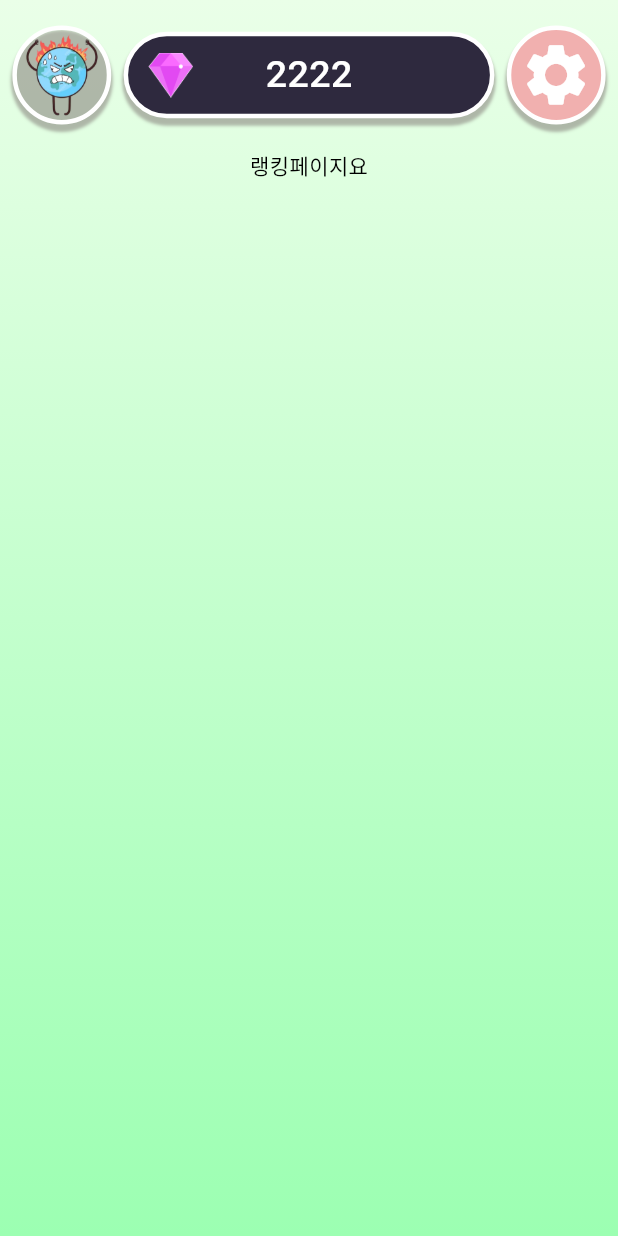
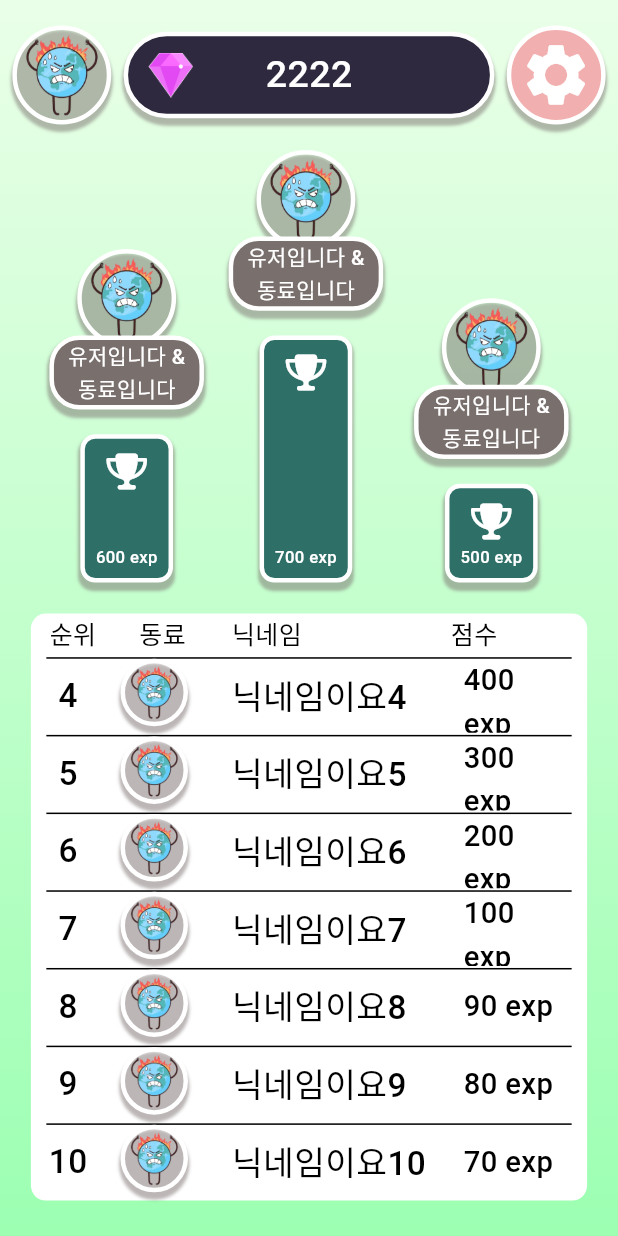
Before and after one commit to jgh05168/GingGing, a Flutter app: the RankingScreen screen opened by its route, on a phone screen of 412 x 824 dp. Run offline on Flutter 3.47's test engine with Material 3 defaults, Android fonts, the phone set to English and light mode, and no system bars; our stand-ins replace font_awesome_flutter, go_router; Roboto replaces fonts that are missing (YeonSung, yeonSung).

Commit message:
[FE] Feat: 랭킹 페이지 구현 완료

```diff
--- a/frontend/lib/core/theme/custom/custom_font_style.dart
+++ b/frontend/lib/core/theme/custom/custom_font_style.dart
@@ -67,6 +67,13 @@ class CustomFontStyle {
     fontWeight: CustomFontWeight.semiBold,
   );
 
+  static const yeonSung55_white = TextStyle(
+    fontFamily: "YeonSung",
+    fontSize: 50,
+    color: Colors.white,
+    fontWeight: CustomFontWeight.semiBold,
+  );
+
   static const yeonSung90_white = TextStyle(
     fontFamily: "YeonSung",
     fontSize: 90,
--- /dev/null
+++ b/frontend/lib/screens/ranking/component/ranking_bar.dart
@@ -0,0 +1,63 @@
+import 'package:flutter/material.dart';
+import 'package:font_awesome_flutter/font_awesome_flutter.dart';
+import 'package:frontend/core/theme/constant/app_colors.dart';
+import 'package:frontend/core/theme/custom/custom_font_style.dart';
+
+class RankingBar extends StatefulWidget {
+  final double heightSize;
+  final int exp;
+
+  const RankingBar({
+    super.key,
+    required this.heightSize,
+    required this.exp,
+  });
+
+  @override
+  State<RankingBar> createState() => _RankingBarState();
+}
+
+class _RankingBarState extends State<RankingBar> {
+  @override
+  Widget build(BuildContext context) {
+    return Container(
+      padding: EdgeInsets.only(
+        top: 10,
+        bottom: 5,
+        right: 5,
+        left: 5,
+      ),
+      width: MediaQuery.of(context).size.width * 0.15,
+      height: MediaQuery.of(context).size.height * widget.heightSize,
+      decoration: BoxDecoration(
+        color: AppColors.basicgreen,
+        borderRadius: BorderRadius.circular(10),
+        border: Border.all(width: 3, color: Colors.white),
+        boxShadow: [
+          BoxShadow(
+              color: AppColors.basicgray.withOpacity(0.5),
+              offset: Offset(0, 4),
+              blurRadius: 1,
+              spreadRadius: 1),
+        ],
+      ),
+      child: Column(
+        mainAxisAlignment: MainAxisAlignment.spaceBetween,
+        children: [
+          Container(
+            width: 40,
+            child: Icon(
+              FontAwesomeIcons.trophy,
+              color: Colors.white,
+            ),
+          ),
+          Text(
+            '${widget.exp} exp',
+            style: CustomFontStyle.getTextStyle(
+                context, CustomFontStyle.yeonSung50_white),
+          ),
+        ],
+      ),
+    );
+  }
+}
--- /dev/null
+++ b/frontend/lib/screens/ranking/component/ranking_list.dart
@@ -0,0 +1,87 @@
+import 'package:flutter/cupertino.dart';
+import 'package:flutter/material.dart';
+import 'package:flutter/widgets.dart';
+import 'package:frontend/core/theme/custom/custom_font_style.dart';
+import 'package:frontend/screens/component/topbar/profile_image.dart';
+
+class RankingList extends StatefulWidget {
+  final int rank;
+  final String nickName;
+  final int score;
+
+  const RankingList({
+    super.key,
+    required this.rank,
+    required this.nickName,
+    required this.score,
+  });
+
+  @override
+  State<RankingList> createState() => _RankingListState();
+}
+
+class _RankingListState extends State<RankingList> {
+  @override
+  Widget build(BuildContext context) {
+    return Container(
+      width: MediaQuery.of(context).size.width * 0.85,
+      height: MediaQuery.of(context).size.width * 0.125,
+      decoration: BoxDecoration(
+        color: Colors.transparent,
+        border: Border(
+          top: BorderSide(color: Colors.black),
+        ),
+      ),
+      child: Stack(
+        children: [
+          Container(
+            height: MediaQuery.of(context).size.height * 0.06,
+            width: MediaQuery.of(context).size.width * 0.07,
+            // color: Colors.red,
+            child: Center(
+              child: Text(
+                '${widget.rank}',
+                style: CustomFontStyle.getTextStyle(
+                    context, CustomFontStyle.yeonSung80),
+              ),
+            ),
+          ),
+          Positioned(
+            left: MediaQuery.of(context).size.width * 0.12,
+            child: Container(
+              height: 45,
+              width: 45,
+              child: ProfileImage(),
+            ),
+          ),
+          Positioned(
+            left: MediaQuery.of(context).size.width * 0.3,
+            child: Container(
+              alignment: Alignment.centerLeft,
+              height: MediaQuery.of(context).size.height * 0.06,
+              width: MediaQuery.of(context).size.width * 0.35,
+              child: Text(
+                '${widget.nickName}',
+                style: CustomFontStyle.getTextStyle(
+                    context, CustomFontStyle.yeonSung80),
+              ),
+            ),
+          ),
+          Positioned(
+            right: MediaQuery.of(context).size.width * 0.005,
+            child: Container(
+              alignment: Alignment.centerLeft,
+              height: MediaQuery.of(context).size.height * 0.06,
+              width: MediaQuery.of(context).size.width * 0.17,
+              child: Text(
+                '${widget.score} exp',
+                style: CustomFontStyle.getTextStyle(
+                    context, CustomFontStyle.yeonSung70),
+              ),
+            ),
+          ),
+        ],
+      ),
+    );
+  }
+}
--- /dev/null
+++ b/frontend/lib/screens/ranking/component/ranking_lists.dart
@@ -0,0 +1,69 @@
+import 'package:flutter/cupertino.dart';
+import 'package:flutter/material.dart';
+import 'package:flutter/widgets.dart';
+import 'package:frontend/core/theme/custom/custom_font_style.dart';
+import 'package:frontend/screens/ranking/component/ranking_list.dart';
+
+class RankingLists extends StatefulWidget {
+  const RankingLists({super.key});
+
+  @override
+  State<RankingLists> createState() => _RankingListState();
+}
+
+class _RankingListState extends State<RankingLists> {
+  @override
+  Widget build(BuildContext context) {
+    return Container(
+      width: MediaQuery.of(context).size.width * 0.9,
+      height: MediaQuery.of(context).size.width * 0.95,
+      decoration: BoxDecoration(color: Colors.white, borderRadius: BorderRadius.circular(10)),
+      child: Column(
+        mainAxisAlignment: MainAxisAlignment.spaceBetween,
+        children: [
+          Container(
+            width: MediaQuery.of(context).size.width * 0.85,
+            height: MediaQuery.of(context).size.width * 0.07,
+            child: Stack(
+              children: [
+                Positioned(
+                  left: MediaQuery.of(context).size.width * 0.005,
+                  child: Text(
+                    '순위',
+                    style: CustomFontStyle.getTextStyle(
+                        context, CustomFontStyle.yeonSung60),
+                  ),
+                ),
+                Positioned(
+                  left: MediaQuery.of(context).size.width * 0.15,
+                  child: Text('동료',
+                      style: CustomFontStyle.getTextStyle(
+                          context, CustomFontStyle.yeonSung60)),
+                ),
+                Positioned(
+                  left: MediaQuery.of(context).size.width * 0.3,
+                  child: Text('닉네임',
+                      style: CustomFontStyle.getTextStyle(
+                          context, CustomFontStyle.yeonSung60)),
+                ),
+                Positioned(
+                  right: MediaQuery.of(context).size.width * 0.12,
+                  child: Text('점수',
+                      style: CustomFontStyle.getTextStyle(
+                          context, CustomFontStyle.yeonSung60)),
+                ),
+              ],
+            ),
+          ),
+          RankingList(rank: 4, nickName: '닉네임이요4', score: 400,),
+          RankingList(rank: 5, nickName: '닉네임이요5', score: 300,),
+          RankingList(rank: 6, nickName: '닉네임이요6', score: 200,),
+          RankingList(rank: 7, nickName: '닉네임이요7', score: 100,),
+          RankingList(rank: 8, nickName: '닉네임이요8', score: 90,),
+          RankingList(rank: 9, nickName: '닉네임이요9', score: 80,),
+          RankingList(rank: 10, nickName: '닉네임이요10', score: 70,),
+        ],
+      ),
+    );
+  }
+}
--- /dev/null
+++ b/frontend/lib/screens/ranking/component/ranking_name_bar.dart
@@ -0,0 +1,65 @@
+import 'package:flutter/cupertino.dart';
+import 'package:flutter/material.dart';
+import 'package:flutter/widgets.dart';
+import 'package:frontend/core/theme/constant/app_colors.dart';
+import 'package:frontend/core/theme/custom/custom_font_style.dart';
+import 'package:frontend/screens/component/topbar/profile_image.dart';
+
+class RankingNameBar extends StatefulWidget {
+  const RankingNameBar({super.key});
+
+  @override
+  State<RankingNameBar> createState() => _RankingNameBarState();
+}
+
+class _RankingNameBarState extends State<RankingNameBar> {
+  @override
+  Widget build(BuildContext context) {
+    return Container(
+      color: Colors.transparent,
+      width: MediaQuery.of(context).size.width * 0.25,
+      height: MediaQuery.of(context).size.height * 0.13,
+      child: Stack(
+        children: [
+          Positioned(
+            child: ProfileImage(),
+            left: MediaQuery.of(context).size.width * 0.045,
+          ),
+          Positioned(
+            bottom: 0,
+            child: Container(
+              width: MediaQuery.of(context).size.width * 0.25,
+              height: MediaQuery.of(context).size.height * 0.06,
+              decoration: BoxDecoration(
+                color: AppColors.basicgray,
+                borderRadius: BorderRadius.circular(20),
+                border: Border.all(width: 3, color: Colors.white),
+                boxShadow: [
+                  BoxShadow(
+                      color: AppColors.basicgray.withOpacity(0.5),
+                      offset: Offset(0, 4),
+                      blurRadius: 1,
+                      spreadRadius: 1)
+                ],
+              ),
+              child: Column(
+                children: [
+                  Text(
+                    '유저입니다 &',
+                    style: CustomFontStyle.getTextStyle(
+                        context, CustomFontStyle.yeonSung55_white),
+                  ),
+                  Text(
+                    '동료입니다',
+                    style: CustomFontStyle.getTextStyle(
+                        context, CustomFontStyle.yeonSung55_white),
+                  ),
+                ],
+              ),
+            ),
+          ),
+        ],
+      ),
+    );
+  }
+}
--- a/frontend/lib/screens/ranking/ranking_screen.dart
+++ b/frontend/lib/screens/ranking/ranking_screen.dart
@@ -1,5 +1,10 @@
+import 'package:flutter/cupertino.dart';
 import 'package:flutter/material.dart';
+import 'package:flutter/widgets.dart';
 import 'package:frontend/screens/component/topbar/top_bar.dart';
+import 'package:frontend/screens/ranking/component/ranking_bar.dart';
+import 'package:frontend/screens/ranking/component/ranking_lists.dart';
+import 'package:frontend/screens/ranking/component/ranking_name_bar.dart';
 
 class RankingScreen extends StatefulWidget {
   const RankingScreen({super.key});
@@ -13,15 +18,70 @@ class _RankingState extends State<RankingScreen> {
   Widget build(BuildContext context) {
     return SafeArea(
       child: Scaffold(
-          backgroundColor: Colors.transparent,
-          body: Column(
-            children: [
-              TopBar(),
-              Center(
-                child: Text('랭킹페이지요'),
+        backgroundColor: Colors.transparent,
+        body: Column(
+          children: [
+            TopBar(),
+            Container(
+              color: Colors.transparent,
+              width: MediaQuery.of(context).size.width * 0.85,
+              height: MediaQuery.of(context).size.width * 0.75,
+              child: Stack(
+                children: [
+                  Positioned(
+                    child: Column(
+                      children: [
+                        RankingNameBar(),
+                        SizedBox(
+                          height: MediaQuery.of(context).size.height * 0.02,
+                        ),
+                        RankingBar(
+                          heightSize: 0.2,
+                          exp: 700,
+                        ),
+                      ],
+                    ),
+                    left: MediaQuery.of(context).size.width * 0.295,
+                  ),
+                  Positioned(
+                    child: Column(
+                      children: [
+                        RankingNameBar(),
+                        SizedBox(
+                          height: MediaQuery.of(context).size.height * 0.02,
+                        ),
+                        RankingBar(
+                          heightSize: 0.12,
+                          exp: 600,
+                        ),
+                      ],
+                    ),
+                    top: MediaQuery.of(context).size.height * 0.08,
+                    left: MediaQuery.of(context).size.width * 0.005,
+                  ),
+                  Positioned(
+                    child: Column(
+                      children: [
+                        RankingNameBar(),
+                        SizedBox(
+                          height: MediaQuery.of(context).size.height * 0.02,
+                        ),
+                        RankingBar(
+                          heightSize: 0.08,
+                          exp: 500,
+                        ),
+                      ],
+                    ),
+                    right: MediaQuery.of(context).size.width * 0.005,
+                    top: MediaQuery.of(context).size.height * 0.12,
+                  ),
+                ],
               ),
-            ],
-          )),
+            ),
+            RankingLists(),
+          ],
+        ),
+      ),
     );
   }
 }
```
